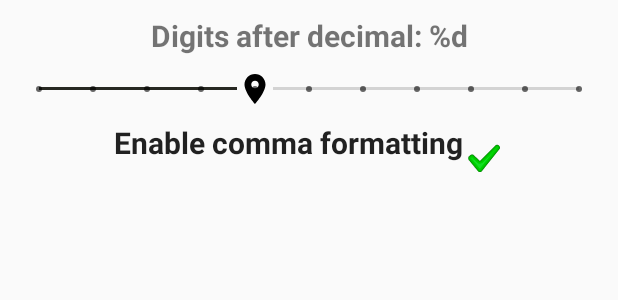
After one commit to bebop-001/rpn-calculator, an Android app: the layout number_format.xml on its own in the app's theme, with its tools: preview values and no code run, on a phone screen of 412 x 824 dp. The commit adds this screen. Shown: the top 300 px of the screen. Run offline under Robolectric (Android 15) with nearby library versions, the phone set to English and light mode, and no system bars.

Commit message:
set number format seems to be working.

```diff
--- /dev/null
+++ b/app/src/main/res/drawable/ic_location.xml
@@ -0,0 +1,25 @@
+<!--
+  ~ Copyright 2018 The Android Open Source Project
+  ~
+  ~ Licensed under the Apache License, Version 2.0 (the "License");
+  ~ you may not use this file except in compliance with the License.
+  ~ You may obtain a copy of the License at
+  ~
+  ~      http://www.apache.org/licenses/LICENSE-2.0
+  ~
+  ~ Unless required by applicable law or agreed to in writing, software
+  ~ distributed under the License is distributed on an "AS IS" BASIS,
+  ~ WITHOUT WARRANTIES OR CONDITIONS OF ANY KIND, either express or implied.
+  ~ See the License for the specific language governing permissions and
+  ~ limitations under the License.
+  -->
+
+<vector xmlns:android="http://schemas.android.com/apk/res/android"
+        android:width="24dp"
+        android:height="24dp"
+        android:viewportWidth="24.0"
+        android:viewportHeight="24.0">
+    <path
+        android:fillColor="#FF000000"
+        android:pathData="M12,2C8.13,2 5,5.13 5,9c0,5.25 7,13 7,13s7,-7.75 7,-13c0,-3.87 -3.13,-7 -7,-7zM12,11.5c-1.38,0 -2.5,-1.12 -2.5,-2.5s1.12,-2.5 2.5,-2.5 2.5,1.12 2.5,2.5 -1.12,2.5 -2.5,2.5z"/>
+</vector>
--- /dev/null
+++ b/app/src/main/res/layout/number_format.xml
@@ -0,0 +1,46 @@
+<?xml version="1.0" encoding="utf-8"?>
+<androidx.constraintlayout.widget.ConstraintLayout
+    xmlns:android="http://schemas.android.com/apk/res/android"
+    xmlns:app="http://schemas.android.com/apk/res-auto"
+    android:layout_width="match_parent"
+    android:layout_height="match_parent">
+
+    <TextView
+        android:id="@+id/scroll_title"
+        android:layout_width="wrap_content"
+        android:layout_height="wrap_content"
+        android:text="@string/digits_after_decimal"
+        android:textStyle="bold"
+        android:textSize="20sp"
+        android:layout_margin="10dp"
+        app:layout_constraintEnd_toEndOf="parent"
+        app:layout_constraintStart_toStartOf="parent"
+        app:layout_constraintTop_toTopOf="parent" />
+
+    <SeekBar
+        android:id="@+id/digits_after_decimal"
+        style="@style/Widget.AppCompat.SeekBar.Discrete"
+        android:layout_width="0dp"
+        android:layout_height="wrap_content"
+        android:layout_margin="10dp"
+        android:max="10"
+        android:progress="4"
+        android:thumb="@drawable/ic_location"
+        app:layout_constraintEnd_toEndOf="parent"
+        app:layout_constraintStart_toStartOf="parent"
+        app:layout_constraintTop_toBottomOf="@id/scroll_title" />
+
+    <CheckedTextView
+        android:id="@+id/commas_enabled"
+        android:layout_width="wrap_content"
+        android:layout_height="wrap_content"
+        android:checkMark="?android:attr/textCheckMark"
+        android:checked="true"
+        android:text="@string/enable_comma"
+        android:textStyle="bold"
+        android:textSize="20sp"
+        android:layout_margin="10dp"
+        app:layout_constraintEnd_toEndOf="parent"
+        app:layout_constraintStart_toStartOf="parent"
+        app:layout_constraintTop_toBottomOf="@id/digits_after_decimal" />
+</androidx.constraintlayout.widget.ConstraintLayout>
--- a/app/src/main/res/menu/main_menu.xml
+++ b/app/src/main/res/menu/main_menu.xml
@@ -1,11 +1,10 @@
 <?xml version="1.0" encoding="utf-8"?>
 <menu xmlns:android="http://schemas.android.com/apk/res/android" >
     <item
-        android:id="@+id/get_app_settings"
+        android:id="@+id/number_formatting"
         android:layout_width="wrap_content"
         android:layout_height="wrap_content"
-        android:icon="@android:drawable/ic_menu_manage"
-        android:title="@string/settings" />
+        android:title="@string/number_formatting_enabled" />
 
     <item android:id="@+id/build_info"
         android:layout_width="wrap_content"
--- a/app/src/main/res/values/strings.xml
+++ b/app/src/main/res/values/strings.xml
@@ -3,6 +3,12 @@
     <string name="about">About</string>
     <string name="build_info">Build Info</string>
     <string name="release_info">Release Info</string>
-    <string name="cancel">Cancel</string>
-    <string name="settings">App Settings</string>
+    <!-- menu item. -->
+    <string name="number_formatting_enabled">Number Formatting: Enabled</string>
+    <string name="number_formatting_disabled">Number Formatting: Disabled</string>
+    <!-- number format dialog -->
+    <string name="set_number_format">Set number format</string>
+    <string name="done">Done</string>
+    <string name="enable_comma">Enable comma formatting</string>
+    <string name="digits_after_decimal">Digits after decimal: %d</string>
 </resources>
```
Also changed, not shown: app/src/main/java/com/kana_tutor/rpncalc/MainActivity.kt (+76 -6 lines), app/src/main/java/com/kana_tutor/rpncalc/RpnParser.kt (+34 -20 lines), 4 other files.
